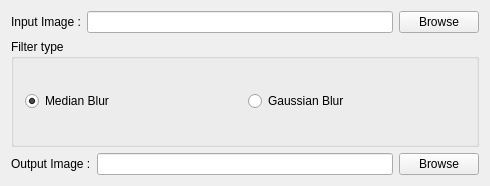
LaouadAyoub/Image-processing-UI-using-Qt-and-OpenCV, file Qt_Project_for_Image_processing/mainwindow.ui: the form before one commit.
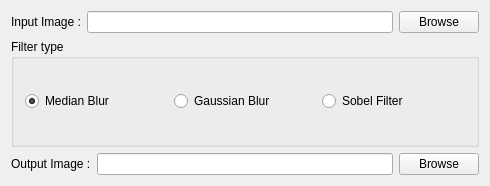
The form after the commit.

Commit message: Add Sobel filter

The edit to the form file:
```diff
--- a/Qt_Project_for_Image_processing/mainwindow.ui
+++ b/Qt_Project_for_Image_processing/mainwindow.ui
@@ -59,6 +59,13 @@
          </property>
         </widget>
        </item>
+       <item>
+        <widget class="QRadioButton" name="Sobel">
+         <property name="text">
+          <string>Sobel Filter</string>
+         </property>
+        </widget>
+       </item>
       </layout>
      </widget>
     </item>
```
The commit also changes 2 other files.
